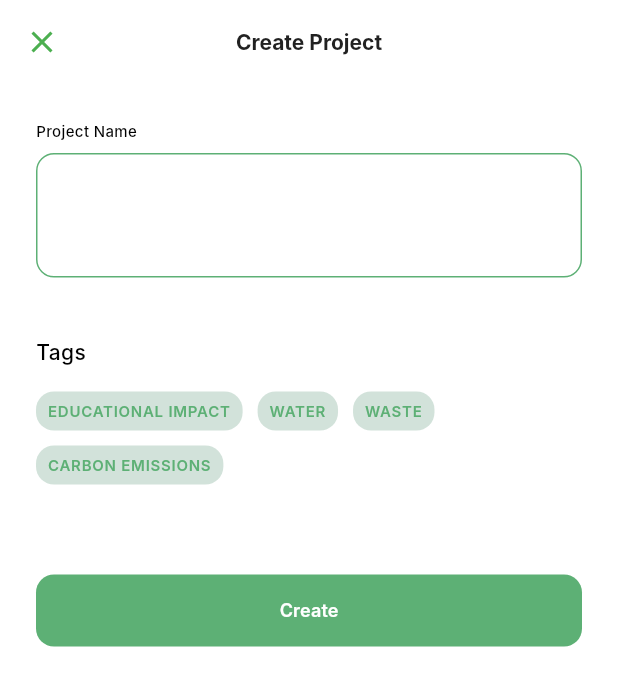
After one commit to rchen88/JuniperJournal, a Flutter app: the screen it shows after launch, after a tap on "Go to Submission Template", on a phone screen of 412 x 824 dp. The commit adds this screen. Shown: the top 686 px of the screen. Run offline on Flutter 3.47's test engine with Material 3 defaults, Android fonts, the phone set to English and light mode, and no system bars; Roboto replaces fonts that are missing (Inter).

Commit message:
created submissions template page

```diff
--- a/lib/main.dart
+++ b/lib/main.dart
@@ -1,5 +1,6 @@
 import 'package:flutter/material.dart';
 import 'src/frontend/learning_module/create_lm_template.dart';
+import 'src/frontend/submission_template/create_submission_template.dart'; //
 
 void main() {
   runApp(const MyApp());
@@ -32,13 +33,11 @@ class MyHomePage extends StatelessWidget {
         backgroundColor: Theme.of(context).colorScheme.inversePrimary,
         title: Text(title),
       ),
-      body: const Center(
-        child: Text(
-          'Juniper Journal Home',
-          style: TextStyle(fontSize: 24),
-        ),
-      ),
-      floatingActionButton: FloatingActionButton(
+      body: Center(
+        child: Column(
+          mainAxisAlignment: MainAxisAlignment.center,
+          children: [
+            ElevatedButton(
               onPressed: () {
                 Navigator.push(
                   context,
@@ -47,7 +46,22 @@ class MyHomePage extends StatelessWidget {
                   ),
                 );
               },
-        child: Text('Create LM'),
+              child: const Text('Go to Learning Module'),
+            ),
+            const SizedBox(height: 20),
+            ElevatedButton(
+              onPressed: () {
+                Navigator.push(
+                  context,
+                  MaterialPageRoute(
+                    builder: (context) => const CreateSubmissionScreen(), // Submission screen
+                  ),
+                );
+              },
+              child: const Text('Go to Submission Template'),
+            ),
+          ],
+        ),
       ),
     );
   }
--- /dev/null
+++ b/lib/src/frontend/submission_template/create_submission_template.dart
@@ -0,0 +1,198 @@
+import 'package:flutter/material.dart';
+import '../../styling/app_colors.dart';
+
+class CreateSubmissionScreen extends StatefulWidget {
+  const CreateSubmissionScreen({super.key});
+
+  @override
+  State<CreateSubmissionScreen> createState() => _CreateSubmissionScreenState();
+}
+
+class _CreateSubmissionScreenState extends State<CreateSubmissionScreen> {
+  final _formKey = GlobalKey<FormState>();
+  final _projectNameController = TextEditingController();
+  final List<String> _availableTags = [
+    'EDUCATIONAL IMPACT',
+    'WATER',
+    'WASTE',
+    'CARBON EMISSIONS',
+  ];
+  final List<String> _selectedTags = [];
+
+  @override
+  void dispose() {
+    _projectNameController.dispose();
+    super.dispose();
+  }
+
+  @override
+  Widget build(BuildContext context) {
+    return Scaffold(
+      backgroundColor: AppColors.background,
+      appBar: AppBar(
+        backgroundColor: AppColors.background,
+        elevation: 0,
+        leading: IconButton(
+          icon: const Icon(Icons.close, color: AppColors.border),
+          onPressed: () => Navigator.of(context).pop(),
+        ),
+        title: const Text(
+          'Create Project',
+          style: TextStyle(
+            color: AppColors.textPrimary,
+            fontSize: 14,
+            fontFamily: 'Inter',
+            fontWeight: FontWeight.w700,
+          ),
+        ),
+        centerTitle: true,
+      ),
+      body: SingleChildScrollView(
+        padding: const EdgeInsets.symmetric(horizontal: 24, vertical: 24),
+        child: Form(
+          key: _formKey,
+          child: Column(
+            crossAxisAlignment: CrossAxisAlignment.start,
+            children: [
+              // Project Name Label
+              const Text(
+                'Project Name',
+                style: TextStyle(
+                  color: Colors.black,
+                  fontSize: 10,
+                  fontFamily: 'Inter',
+                  fontWeight: FontWeight.w500,
+                ),
+              ),
+              const SizedBox(height: 8),
+
+              // Green-outlined Project Name box
+              Container(
+                width: double.infinity,
+                height: 83,
+                padding:
+                    const EdgeInsets.symmetric(horizontal: 16, vertical: 12),
+                decoration: BoxDecoration(
+                  border: Border.all(
+                    color: const Color(0xFF5DB075),
+                    width: 1,
+                  ),
+                  borderRadius: BorderRadius.circular(12),
+                ),
+                child: TextFormField(
+                  controller: _projectNameController,
+                  style: const TextStyle(
+                    color: Colors.black,
+                    fontSize: 20,
+                    fontFamily: 'Inter',
+                    fontWeight: FontWeight.w400,
+                  ),
+                  decoration: const InputDecoration(
+                    border: InputBorder.none,
+                    hintText: '',
+                    contentPadding: EdgeInsets.zero,
+                  ),
+                  validator: (value) {
+                    if (value == null || value.trim().isEmpty) {
+                      return 'Project name must be completed';
+                    }
+                    return null;
+                  },
+                ),
+              ),
+
+              const SizedBox(height: 40),
+
+              // Tags Label
+              const Text(
+                'Tags',
+                style: TextStyle(
+                  color: Colors.black,
+                  fontSize: 14,
+                  fontFamily: 'Inter',
+                  fontWeight: FontWeight.w500,
+                ),
+              ),
+              const SizedBox(height: 16),
+
+              // Tag Selection Chips
+              Wrap(
+                spacing: 10,
+                runSpacing: 10,
+                children: _availableTags.map((tag) {
+                  final bool isSelected = _selectedTags.contains(tag);
+                  return GestureDetector(
+                    onTap: () {
+                      setState(() {
+                        if (isSelected) {
+                          _selectedTags.remove(tag);
+                        } else {
+                          _selectedTags.add(tag);
+                        }
+                      });
+                    },
+                    child: Container(
+                      padding: const EdgeInsets.symmetric(
+                          horizontal: 8, vertical: 6),
+                      decoration: BoxDecoration(
+                        color: const Color(0xFFD2E2DA),
+                        borderRadius: BorderRadius.circular(12),
+                        border: isSelected
+                            ? Border.all(
+                                color: const Color(0xFF5DB075), width: 1)
+                            : null,
+                      ),
+                      child: Text(
+                        tag,
+                        textAlign: TextAlign.center,
+                        style: const TextStyle(
+                          color: Color(0xFF5DB075),
+                          fontSize: 10,
+                          fontFamily: 'Inter',
+                          fontWeight: FontWeight.w600,
+                          letterSpacing: 0.5,
+                        ),
+                      ),
+                    ),
+                  );
+                }).toList(),
+              ),
+
+              const SizedBox(height: 60),
+
+              // Create Button (Green Figma style)
+              SizedBox(
+                width: double.infinity,
+                height: 48,
+                child: ElevatedButton(
+                  onPressed: () {
+                    if (_formKey.currentState!.validate()) {
+                      debugPrint('Project Name: ${_projectNameController.text}');
+                      debugPrint('Selected Tags: $_selectedTags');
+                    }
+                  },
+                  style: ElevatedButton.styleFrom(
+                    backgroundColor: const Color(0xFF5DB075),
+                    shape: RoundedRectangleBorder(
+                      borderRadius: BorderRadius.circular(12),
+                    ),
+                    elevation: 0,
+                  ),
+                  child: const Text(
+                    'Create',
+                    style: TextStyle(
+                      color: Colors.white,
+                      fontSize: 12,
+                      fontFamily: 'Inter',
+                      fontWeight: FontWeight.w600,
+                    ),
+                  ),
+                ),
+              ),
+            ],
+          ),
+        ),
+      ),
+    );
+  }
+}
```
Lines whose indentation alone changed are shown as unchanged.
